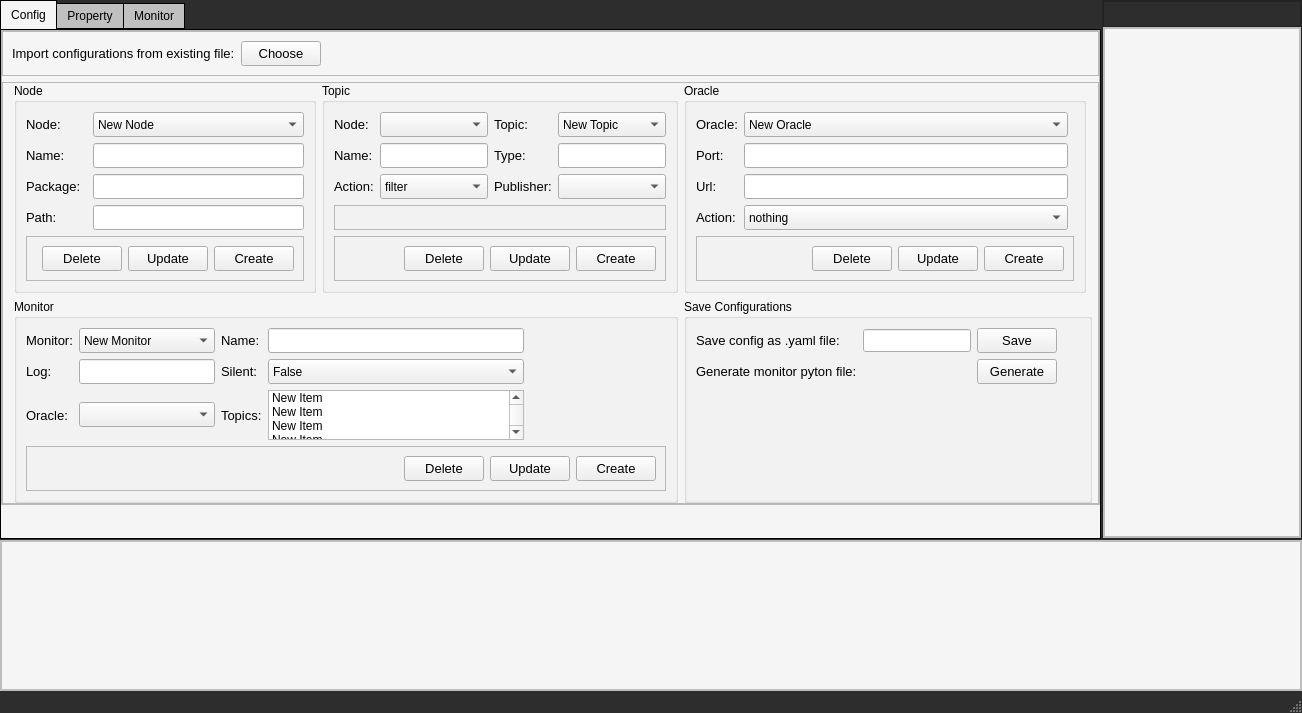
Qt form ui/rv_tool_v2_2.ui (hcanergun/valu3s_tool) before a commit.
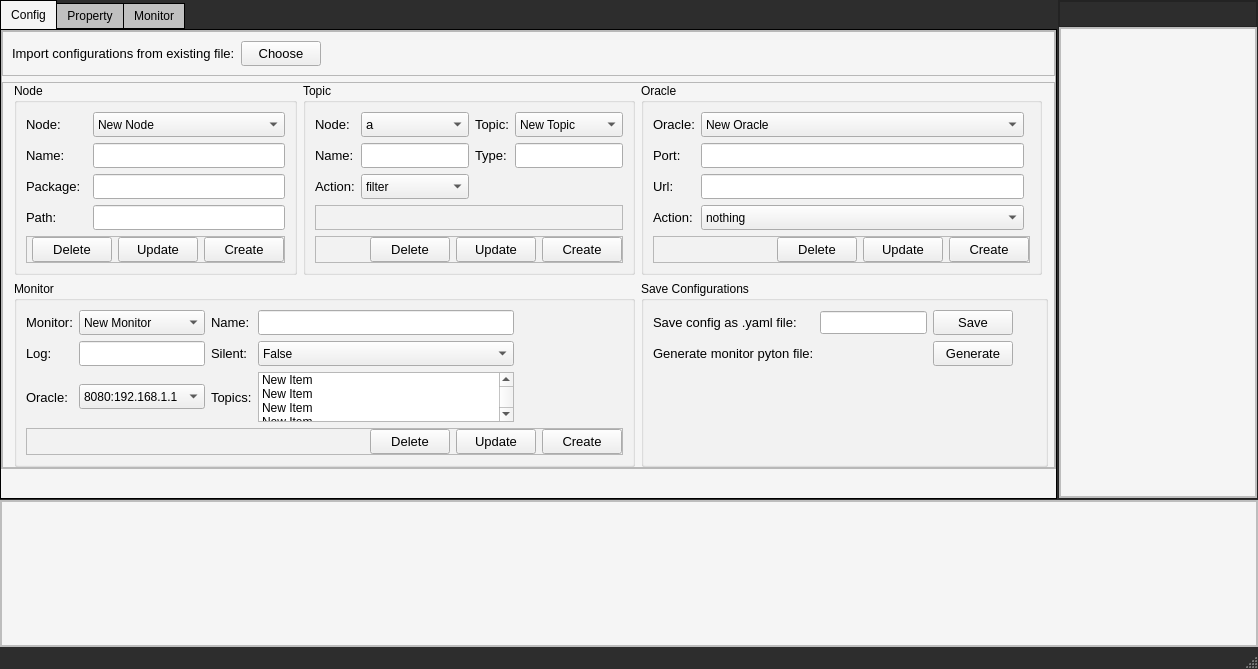
The same form after that commit.

Commit message: Gui Verifier Components Updated

Diff of the .ui file:
```diff
--- a/ui/rv_tool_v2_2.ui
+++ b/ui/rv_tool_v2_2.ui
@@ -6,8 +6,8 @@
    <rect>
     <x>0</x>
     <y>0</y>
-    <width>1302</width>
-    <height>713</height>
+    <width>1258</width>
+    <height>669</height>
    </rect>
   </property>
   <property name="palette">
@@ -888,6 +888,18 @@
                         <enum>QFrame::Raised</enum>
                        </property>
                        <layout class="QHBoxLayout" name="horizontalLayout_18">
+                        <property name="leftMargin">
+                         <number>0</number>
+                        </property>
+                        <property name="topMargin">
+                         <number>0</number>
+                        </property>
+                        <property name="rightMargin">
+                         <number>0</number>
+                        </property>
+                        <property name="bottomMargin">
+                         <number>0</number>
+                        </property>
                         <item>
                          <spacer name="horizontalSpacer_17">
                           <property name="orientation">
@@ -1140,6 +1152,11 @@
                          <pointsize>9</pointsize>
                         </font>
                        </property>
+                       <item>
+                        <property name="text">
+                         <string>8080:192.168.1.1</string>
+                        </property>
+                       </item>
                       </widget>
                      </item>
                      <item row="3" column="2">
@@ -1270,24 +1287,16 @@
                          <pointsize>10</pointsize>
                         </font>
                        </property>
-                      </widget>
-                     </item>
-                     <item row="4" column="4">
-                      <widget class="QLabel" name="lblTopicEditPublisher_2">
-                       <property name="minimumSize">
-                        <size>
-                         <width>0</width>
-                         <height>0</height>
-                        </size>
-                       </property>
-                       <property name="font">
-                        <font>
-                         <pointsize>10</pointsize>
-                        </font>
-                       </property>
-                       <property name="text">
-                        <string>Publisher:</string>
-                       </property>
+                       <item>
+                        <property name="text">
+                         <string>a</string>
+                        </property>
+                       </item>
+                       <item>
+                        <property name="text">
+                         <string>b</string>
+                        </property>
+                       </item>
                       </widget>
                      </item>
                      <item row="2" column="3">
@@ -1311,27 +1320,6 @@
                        </property>
                       </widget>
                      </item>
-                     <item row="4" column="5">
-                      <widget class="QComboBox" name="cbxTopicEditPublisher_2">
-                       <property name="minimumSize">
-                        <size>
-                         <width>0</width>
-                         <height>25</height>
-                        </size>
-                       </property>
-                       <property name="maximumSize">
-                        <size>
-                         <width>16777215</width>
-                         <height>25</height>
-                        </size>
-                       </property>
-                       <property name="font">
-                        <font>
-                         <pointsize>9</pointsize>
-                        </font>
-                       </property>
-                      </widget>
-                     </item>
                      <item row="2" column="5">
                       <widget class="QLineEdit" name="txtTopicEditType_2">
                        <property name="minimumSize">
@@ -1380,6 +1368,18 @@
                         <enum>QFrame::Raised</enum>
                        </property>
                        <layout class="QHBoxLayout" name="horizontalLayout_15">
+                        <property name="leftMargin">
+                         <number>0</number>
+                        </property>
+                        <property name="topMargin">
+                         <number>0</number>
+                        </property>
+                        <property name="rightMargin">
+                         <number>0</number>
+                        </property>
+                        <property name="bottomMargin">
+                         <number>0</number>
+                        </property>
                         <item>
                          <spacer name="horizontalSpacer_15">
                           <property name="orientation">
@@ -1737,6 +1737,18 @@
                         <enum>QFrame::Raised</enum>
                        </property>
                        <layout class="QHBoxLayout" name="horizontalLayout_16">
+                        <property name="leftMargin">
+                         <number>0</number>
+                        </property>
+                        <property name="topMargin">
+                         <number>0</number>
+                        </property>
+                        <property name="rightMargin">
+                         <number>0</number>
+                        </property>
+                        <property name="bottomMargin">
+                         <number>0</number>
+                        </property>
                         <item>
                          <spacer name="horizontalSpacer_4">
                           <property name="orientation">
@@ -2141,6 +2153,18 @@
                         <enum>QFrame::Raised</enum>
                        </property>
                        <layout class="QHBoxLayout" name="horizontalLayout_17">
+                        <property name="leftMargin">
+                         <number>0</number>
+                        </property>
+                        <property name="topMargin">
+                         <number>0</number>
+                        </property>
+                        <property name="rightMargin">
+                         <number>0</number>
+                        </property>
+                        <property name="bottomMargin">
+                         <number>0</number>
+                        </property>
                         <item>
                          <spacer name="horizontalSpacer_13">
                           <property name="orientation">
@@ -3121,7 +3145,7 @@
                <number>0</number>
               </property>
               <item>
-               <widget class="QListView" name="lwConfigPreview"/>
+               <widget class="QListWidget" name="listWidget"/>
               </item>
              </layout>
             </widget>
@@ -3170,11 +3194,7 @@
         <number>0</number>
        </property>
        <item>
-        <widget class="QListView" name="listView">
-         <property name="styleSheet">
-          <string notr="true"/>
-         </property>
-        </widget>
+        <widget class="QListWidget" name="lwLog"/>
        </item>
       </layout>
      </widget>
```
Left out of the diff: 85 changed lines with no effect on the pictures. The commit also changes 5 other files.
